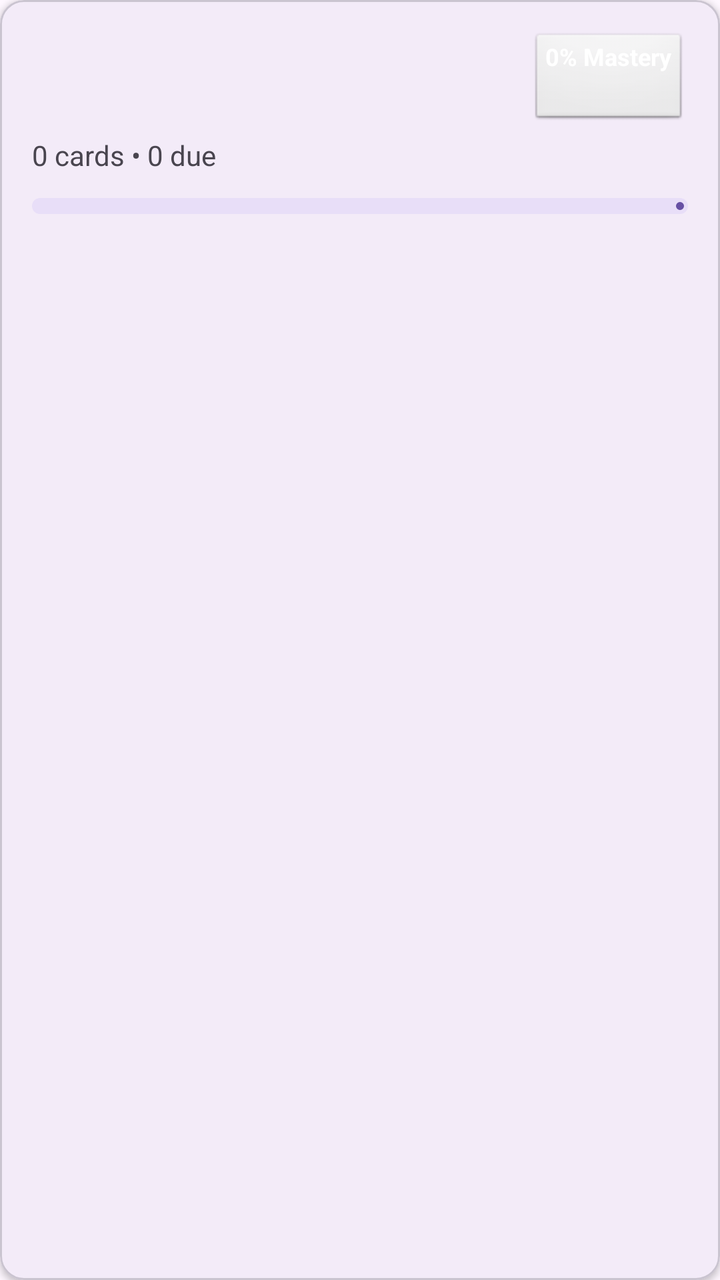
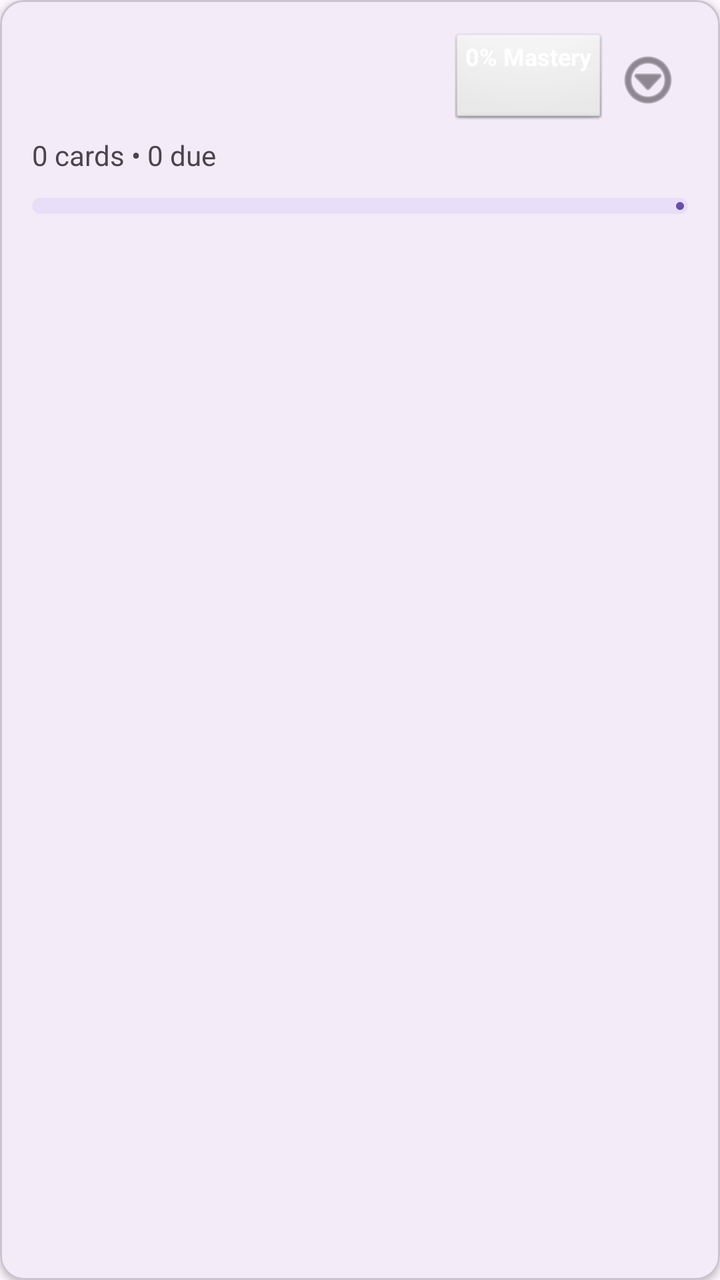

Before-and-after screenshots of an Android layout around one commit, followed by the original layout XML and the change that was made.
<!-- AndroidManifest.xml: application theme Theme.Memorizer -->
<!-- res/layout/item_category.xml -->
<?xml version="1.0" encoding="utf-8"?>
<com.google.android.material.card.MaterialCardView xmlns:android="http://schemas.android.com/apk/res/android"
    xmlns:app="http://schemas.android.com/apk/res-auto"
    android:layout_width="match_parent"
    android:layout_height="wrap_content"
    android:layout_margin="8dp"
    app:cardElevation="2dp"
    app:cardCornerRadius="12dp">

    <LinearLayout
        android:layout_width="match_parent"
        android:layout_height="wrap_content"
        android:orientation="vertical"
        android:padding="16dp">

        <LinearLayout
            android:layout_width="match_parent"
            android:layout_height="wrap_content"
            android:orientation="horizontal"
            android:gravity="center_vertical">

            <TextView
                android:id="@+id/tv_category_name"
                android:layout_width="0dp"
                android:layout_height="wrap_content"
                android:layout_weight="1"
                android:textSize="20sp"
                android:textStyle="bold"
                android:textColor="?attr/colorOnSurface" />

            <TextView
                android:id="@+id/tv_mastery_badge"
                android:layout_width="wrap_content"
                android:layout_height="wrap_content"
                android:background="@android:drawable/btn_default"
                android:paddingHorizontal="8dp"
                android:paddingVertical="4dp"
                android:text="0% Mastery"
                android:textSize="12sp"
                android:textStyle="bold"
                android:textColor="#FFFFFF" />
        </LinearLayout>

        <TextView
            android:id="@+id/tv_stats"
            android:layout_width="wrap_content"
            android:layout_height="wrap_content"
            android:layout_marginTop="4dp"
            android:textSize="14sp"
            android:textColor="?attr/colorOnSurfaceVariant"
            android:text="0 cards • 0 due" />

        <com.google.android.material.progressindicator.LinearProgressIndicator
            android:id="@+id/progress_category"
            android:layout_width="match_parent"
            android:layout_height="wrap_content"
            android:layout_marginTop="12dp"
            app:trackThickness="8dp"
            app:trackCornerRadius="4dp"
            app:indicatorColor="?attr/colorPrimary" />

    </LinearLayout>

</com.google.android.material.card.MaterialCardView>
<!-- resources referenced by this layout -->
<resources>
  <style name="Theme.Memorizer" parent="Theme.Material3.DayNight.NoActionBar" />
</resources>

<!-- the commit's change to res/layout/item_category.xml (unified diff, before → after) -->
@@ -39,6 +39,15 @@
                 android:textSize="12sp"
                 android:textStyle="bold"
                 android:textColor="#FFFFFF" />
+
+            <ImageButton
+                android:id="@+id/btn_folder_options"
+                android:layout_width="40dp"
+                android:layout_height="40dp"
+                android:background="?attr/selectableItemBackgroundBorderless"
+                android:src="@android:drawable/ic_menu_more"
+                android:contentDescription="Options"
+                app:tint="?attr/colorOnSurfaceVariant" />
         </LinearLayout>
 
         <TextView
